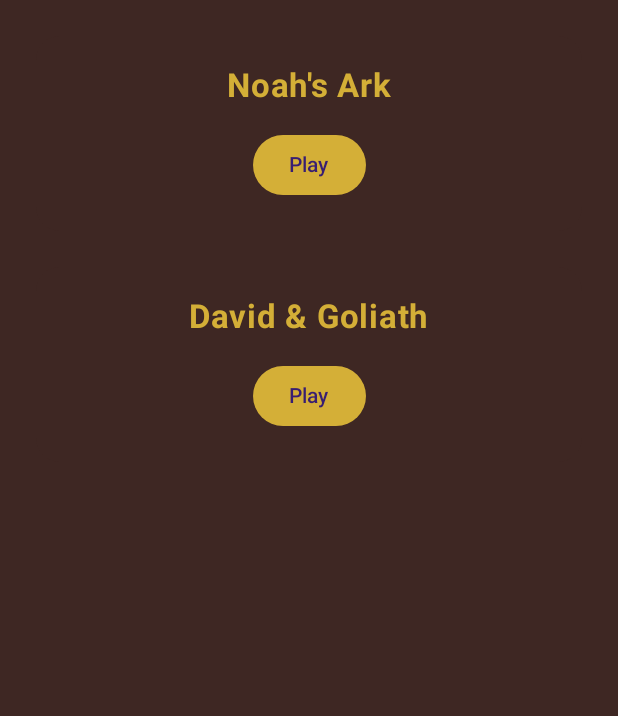
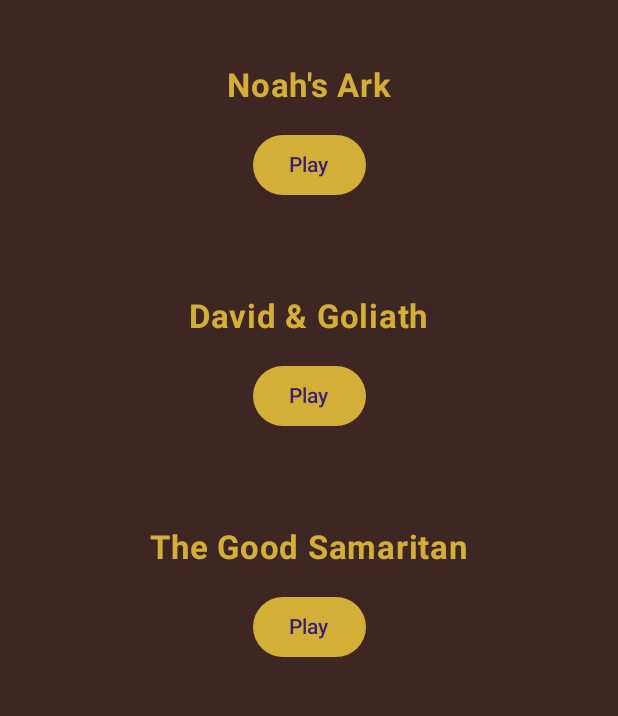
Before and after one commit to irmann0408/bibleStories, an Android app built with Jetpack Compose: the screen it shows after launch (MainActivity), on a phone screen of 412 x 824 dp, the part 93-809 px from its top. Run offline under Robolectric (Android 15) with nearby library versions, the phone set to English and light mode, and no system bars.

Commit message:
Add The Good Samaritan story; cap narration panel height
- New Story: The Good Samaritan, 5 scenes, added to StoryLibrary. Assets
  prefixed good_samaritan_scene_0N following the established multi-story
  naming convention.
- NarrationPanel now caps at 200dp with internal scrolling instead of
  growing unbounded — Good Samaritan Scene 5's longer combined narration
  text was tall enough to cover most of the video underneath it.

Co-Authored-By: Claude Sonnet 5 <noreply@anthropic.com>

```diff
--- /dev/null
+++ b/app/src/main/java/com/example/biblestorybook/story/GoodSamaritanStory.kt
@@ -0,0 +1,73 @@
+package com.example.biblestorybook.story
+
+import com.example.biblestorybook.R
+import com.example.biblestorybook.model.Narration
+import com.example.biblestorybook.model.StoryPage
+
+object GoodSamaritanStory {
+
+    val pages: List<StoryPage> = listOf(
+        StoryPage(
+            id = 1,
+            title = "The Journey on a Dangerous Road",
+            videoResId = R.raw.good_samaritan_scene_01,
+            narration = Narration(
+                text = "A man was traveling down a steep, rocky road from Jerusalem " +
+                    "to Jericho. The road was famous for being unsafe and full of " +
+                    "sharp turns. He walked alone, not knowing what danger waited " +
+                    "just ahead.",
+                audioResId = R.raw.good_samaritan_scene_01_narration
+            )
+        ),
+        StoryPage(
+            id = 2,
+            title = "Trouble on the Road",
+            videoResId = R.raw.good_samaritan_scene_02,
+            narration = Narration(
+                text = "Suddenly, bad men jumped out from the shadows! They took " +
+                    "all his money, ripped his clothes, and hurt him badly. They " +
+                    "left him lying on the dusty ground, half-dead and unable to " +
+                    "move.",
+                audioResId = R.raw.good_samaritan_scene_02_narration
+            )
+        ),
+        StoryPage(
+            id = 3,
+            title = "The First Passerby (The Priest)",
+            videoResId = R.raw.good_samaritan_scene_03,
+            narration = Narration(
+                text = "A religious leader came walking down the road. He saw the " +
+                    "hurt man lying right in his path. But instead of stopping to " +
+                    "help, he walked far around him on the other side and hurried " +
+                    "away.",
+                audioResId = R.raw.good_samaritan_scene_03_narration
+            )
+        ),
+        StoryPage(
+            id = 4,
+            title = "The Second Passerby (The Levite)",
+            videoResId = R.raw.good_samaritan_scene_04,
+            narration = Narration(
+                text = "Next, another church helper came by. He walked over, looked " +
+                    "closely at the wounded traveler, and sighed. But he was too " +
+                    "scared or busy to help, so he kept walking too.",
+                audioResId = R.raw.good_samaritan_scene_04_narration
+            )
+        ),
+        StoryPage(
+            id = 5,
+            title = "The Good Samaritan Arrives",
+            videoResId = R.raw.good_samaritan_scene_05,
+            narration = Narration(
+                text = "Then, a Samaritan man on his donkey saw the hurt man, his " +
+                    "heart felt heavy with pity. He stopped, cleaned his cuts with " +
+                    "soothing oil, and wrapped them gently. He put the man on his " +
+                    "own donkey and brought him to a safe inn to rest. Jesus asks " +
+                    "us: Who proved to be a neighbor? The one who showed mercy. " +
+                    "Luke 10:33, \"But a certain Samaritan, as he traveled, came " +
+                    "where he was. When he saw him, he was moved with compassion.\"",
+                audioResId = R.raw.good_samaritan_scene_05_narration
+            )
+        )
+    )
+}
--- a/app/src/main/java/com/example/biblestorybook/story/StoryLibrary.kt
+++ b/app/src/main/java/com/example/biblestorybook/story/StoryLibrary.kt
@@ -18,6 +18,11 @@ object StoryLibrary {
             id = "david_and_goliath",
             title = "David & Goliath",
             pages = DavidAndGoliathStory.pages
+        ),
+        Story(
+            id = "good_samaritan",
+            title = "The Good Samaritan",
+            pages = GoodSamaritanStory.pages
         )
     )
 }
--- a/app/src/main/java/com/example/biblestorybook/ui/NarrationPanel.kt
+++ b/app/src/main/java/com/example/biblestorybook/ui/NarrationPanel.kt
@@ -3,8 +3,11 @@ package com.example.biblestorybook.ui
 import androidx.compose.foundation.background
 import androidx.compose.foundation.clickable
 import androidx.compose.foundation.layout.Row
+import androidx.compose.foundation.layout.heightIn
 import androidx.compose.foundation.layout.padding
+import androidx.compose.foundation.rememberScrollState
 import androidx.compose.foundation.shape.RoundedCornerShape
+import androidx.compose.foundation.verticalScroll
 import androidx.compose.material3.Text
 import androidx.compose.runtime.Composable
 import androidx.compose.ui.Alignment
@@ -16,6 +19,10 @@ import androidx.compose.ui.unit.dp
  * Bottom narration text panel. Tapping it (anywhere, including the "▶"
  * hint) (re)plays the scene's narration voiceover from the start —
  * narration never plays automatically.
+ *
+ * Height is capped so a long narration (e.g. a scene combining several
+ * story beats) scrolls internally instead of growing tall enough to cover
+ * most of the video behind it.
  */
 @Composable
 fun NarrationPanel(
@@ -25,13 +32,14 @@ fun NarrationPanel(
 ) {
     Row(
         modifier = modifier
+            .heightIn(max = 200.dp)
             .background(
                 color = Color.Black.copy(alpha = 0.65f),
                 shape = RoundedCornerShape(12.dp)
             )
             .clickable(onClick = onTap)
             .padding(16.dp),
-        verticalAlignment = Alignment.CenterVertically
+        verticalAlignment = Alignment.Top
     ) {
         Text(
             text = "▶",
@@ -40,7 +48,8 @@ fun NarrationPanel(
         )
         Text(
             text = text,
-            color = Color.White
+            color = Color.White,
+            modifier = Modifier.verticalScroll(rememberScrollState())
         )
     }
 }
```
Also changed, not shown: 11 other files.
